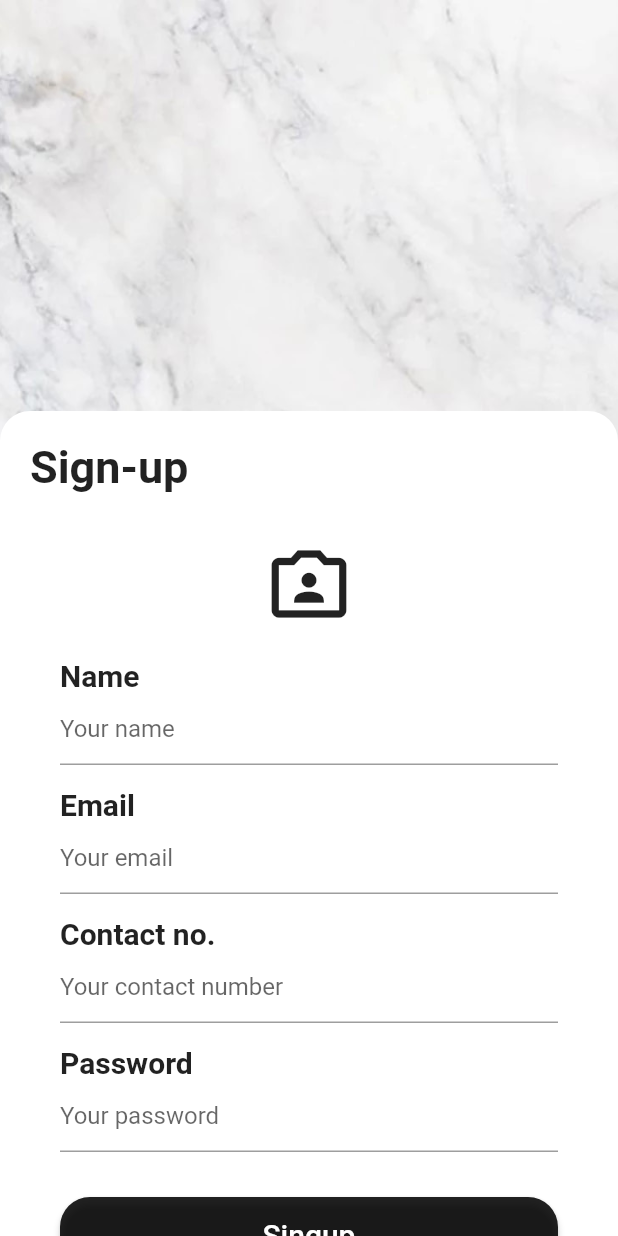
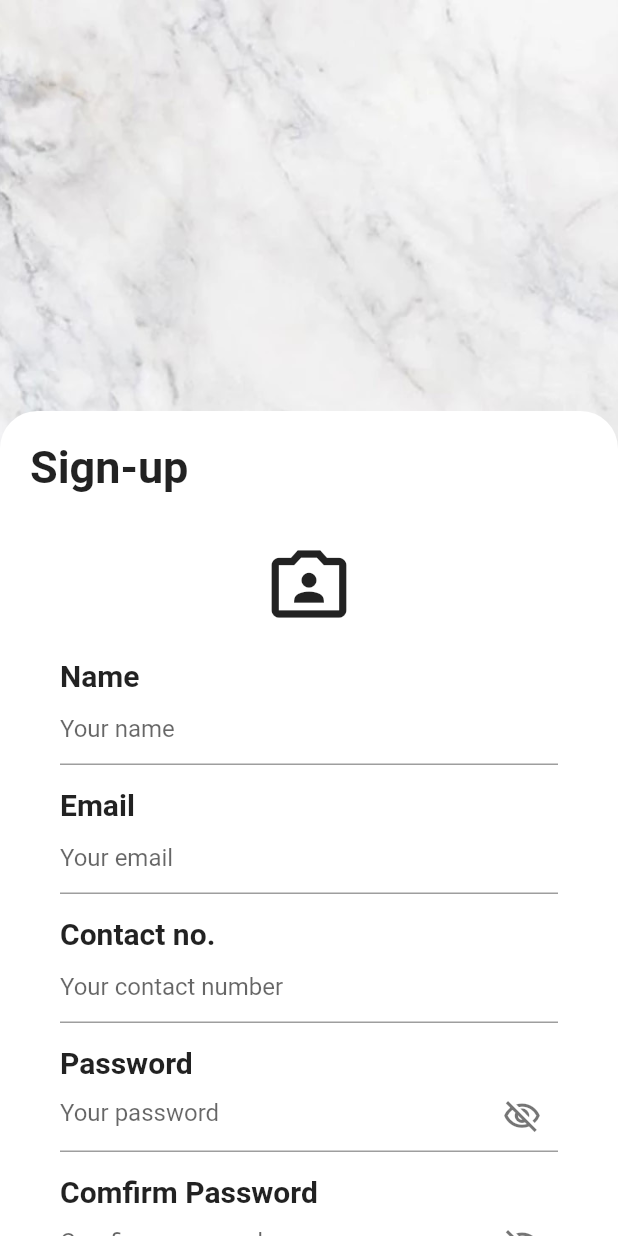
Before and after one commit to rahmat999ht/login-firebase, a Flutter app: the RegisterView screen opened by its route, on a phone screen of 412 x 824 dp. Run offline on Flutter 3.47's test engine with Material 2 defaults, Android fonts, the phone set to English and light mode, and no system bars; our stand-ins replace firebase_auth, firebase_core, get, google_fonts; accounts and stored records are empty; network calls fail; Roboto replaces fonts that are missing (Almendra).

Commit message:
first commit

```diff
--- a/lib/app/controllers/auth_controller.dart
+++ b/lib/app/controllers/auth_controller.dart
@@ -2,6 +2,8 @@ import 'dart:developer';
 
 import 'package:firebase_auth/firebase_auth.dart';
 import 'package:get/get.dart';
+
+import '../routes/app_pages.dart';
 
 class AuthController extends GetxController {
   FirebaseAuth auth = FirebaseAuth.instance;
@@ -15,6 +17,7 @@ class AuthController extends GetxController {
         email: email,
         password: pass,
       );
+      Get.offAllNamed(Routes.HOME);
     } on FirebaseAuthException catch (e) {
       if (e.code == 'user-not-found') {
         log('no user found for that email');
@@ -24,8 +27,25 @@ class AuthController extends GetxController {
     }
   }
 
-  void singup() {}
+  void singup(String email, String pass) async {
+    try {
+      // UserCredential user =
+      await auth.createUserWithEmailAndPassword(
+        email: email,
+        password: pass,
+      );
+      Get.offAllNamed(Routes.HOME);
+    } on FirebaseAuthException catch (e) {
+      if (e.code == 'email-already-in-use') {
+        log('no user found for that email');
+      } else if (e.code == 'weak-password') {
+        log('Wrong password provided for that user');
+      }
+    }
+  }
+
   void logout() async {
     await auth.signOut();
+    Get.offAllNamed(Routes.LOGIN);
   }
 }
--- a/lib/app/modules/authentication/register/controllers/register_controller.dart
+++ b/lib/app/modules/authentication/register/controllers/register_controller.dart
@@ -1,15 +1,82 @@
 // ignore_for_file: unnecessary_overrides
+
+import 'dart:developer';
 
 import 'package:flutter/material.dart';
 import 'package:get/get.dart';
 
+import '../../../../controllers/auth_controller.dart';
+
 class RegisterController extends GetxController {
-  TextEditingController name = TextEditingController();
-  TextEditingController email = TextEditingController();
-  TextEditingController contact = TextEditingController();
-  TextEditingController password = TextEditingController();
+  AuthController auth = Get.put(AuthController());
 
-  final count = 0.obs;
+  final GlobalKey<FormState> formkey = GlobalKey<FormState>();
+
+  TextEditingController nameCR = TextEditingController();
+  TextEditingController emailCR = TextEditingController();
+  TextEditingController contactCR = TextEditingController();
+  TextEditingController passwordCR = TextEditingController();
+  TextEditingController comfirmPasswordCR = TextEditingController();
+
+  var isObscureOld = true.obs;
+
+  void obscure() {
+    isObscureOld.value = !isObscureOld.value;
+  }
+
+  void btnRegis() {
+    auth.singup(emailCR.text, passwordCR.text);
+    if (formkey.currentState!.validate()) {
+      log("successful");
+      return;
+    } else {
+      log("UnSuccessfull");
+    }
+  }
+
+  String? validEmpty(String? value) {
+    if (value != null) {
+      return 'Please a enter';
+    }
+    return null;
+  }
+
+  String? validEmail(String? value) {
+    if (value!.isEmpty) {
+      return 'Please a Enter';
+    }
+    if (!RegExp("^[a-zA-Z0-9+_.-]+@[a-zA-Z0-9.-]+.[a-z]").hasMatch(value)) {
+      return 'Please a valid Email';
+    }
+    return null;
+  }
+
+  String? validPass(String? value) {
+    if (value != null) {
+      return 'Please a enter password';
+    }
+    if (value!.length > 5) {
+      return 'Pass min 6 characters';
+    }
+    log(passwordCR.text);
+    return null;
+  }
+
+  String? validComPass(String? value) {
+    if (value != null) {
+      return 'Please re-enter password';
+    }
+    if (value!.length > 5) {
+      return 'Pass min 6 characters';
+    }
+    log(passwordCR.text);
+    log(comfirmPasswordCR.text);
+    if (passwordCR.text != comfirmPasswordCR.text) {
+      return "Password does not match";
+    }
+    return null;
+  }
+
   @override
   void onInit() {
     super.onInit();
@@ -22,8 +89,11 @@ class RegisterController extends GetxController {
 
   @override
   void onClose() {
+    nameCR.dispose();
+    emailCR.dispose();
+    contactCR.dispose();
+    passwordCR.dispose();
+    comfirmPasswordCR.dispose();
     super.onClose();
   }
-
-  void increment() => count.value++;
 }
--- a/lib/app/modules/authentication/register/views/register_view.dart
+++ b/lib/app/modules/authentication/register/views/register_view.dart
@@ -1,7 +1,8 @@
+import 'dart:developer';
+
 import 'package:flutter/material.dart';
 
 import 'package:get/get.dart';
-import 'package:google_fonts/google_fonts.dart';
 import 'package:login_firebase/app/shared/widgets/stack/stack.dart';
 import '../../../../shared/widgets/button/button_primary_custom.dart';
 import '../../../../shared/widgets/form/text_field_custom.dart';
@@ -35,6 +36,8 @@ class RegisterView extends GetView<RegisterController> {
                     left: 20,
                     right: 20,
                   ),
+                  child: Form(
+                    key: controller.formkey,
                     child: Column(
                       crossAxisAlignment: CrossAxisAlignment.center,
                       children: [
@@ -47,7 +50,9 @@ class RegisterView extends GetView<RegisterController> {
                         TextFieldCustom(
                           label: 'Name',
                           hint: 'Your name',
-                        controller: controller.name,
+                          controller: controller.nameCR,
+                          keyboardType: TextInputType.text,
+                          validator: controller.validEmpty,
                         ),
                         const SizedBox(
                           height: 15,
@@ -55,7 +60,9 @@ class RegisterView extends GetView<RegisterController> {
                         TextFieldCustom(
                           label: 'Email',
                           hint: 'Your email',
-                        controller: controller.email,
+                          controller: controller.emailCR,
+                          keyboardType: TextInputType.emailAddress,
+                          validator: controller.validEmail,
                         ),
                         const SizedBox(
                           height: 15,
@@ -63,25 +70,62 @@ class RegisterView extends GetView<RegisterController> {
                         TextFieldCustom(
                           label: 'Contact no.',
                           hint: 'Your contact number',
-                        controller: controller.contact,
+                          controller: controller.contactCR,
+                          keyboardType: TextInputType.phone,
+                          validator: controller.validEmpty,
                         ),
                         const SizedBox(
                           height: 15,
                         ),
-                      TextFieldCustom(
+                        Obx(
+                          () => TextFieldCustom(
                             label: 'Password',
                             hint: 'Your password',
-                        keyboardType: const TextInputType.numberWithOptions(),
-                        controller: controller.password,
+                            keyboardType: TextInputType.visiblePassword,
+                            controller: controller.passwordCR,
+                            obscureText: controller.isObscureOld.value,
+                            icon: GestureDetector(
+                              onTap: controller.obscure,
+                              child: Icon(
+                                !controller.isObscureOld.value
+                                    ? Icons.visibility_outlined
+                                    : Icons.visibility_off_outlined,
+                                size: 26,
+                                color: Colors.black54,
+                              ),
+                            ),
+                            validator: controller.validPass,
+                          ),
+                        ),
+                        const SizedBox(
+                          height: 15,
+                        ),
+                        Obx(
+                          () => TextFieldCustom(
+                            label: 'Comfirm Password',
+                            hint: 'Comfirm password',
+                            keyboardType: TextInputType.visiblePassword,
+                            controller: controller.comfirmPasswordCR,
+                            obscureText: controller.isObscureOld.value,
+                            icon: GestureDetector(
+                              onTap: controller.obscure,
+                              child: Icon(
+                                !controller.isObscureOld.value
+                                    ? Icons.visibility_outlined
+                                    : Icons.visibility_off_outlined,
+                                size: 26,
+                                color: Colors.black54,
+                              ),
+                            ),
+                            validator: controller.validComPass,
+                          ),
                         ),
                         const SizedBox(
                           height: 30,
                         ),
                         ButtonPrimaryCustom(
                           text: 'Singup',
-                        onPressed: () {
-                          Get.back(); // signup and to login
-                        },
+                          onPressed: controller.btnRegis,
                         ),
                         const SizedBox(
                           height: 10,
@@ -97,6 +141,7 @@ class RegisterView extends GetView<RegisterController> {
                       ],
                     ),
                   ),
+                ),
               ],
             ),
           ),
--- a/lib/app/modules/authentication/register/widgets/on_camera.dart
+++ b/lib/app/modules/authentication/register/widgets/on_camera.dart
@@ -1,6 +1,8 @@
 import 'package:flutter/material.dart';
+import 'package:get/get_state_manager/get_state_manager.dart';
+import 'package:login_firebase/app/modules/authentication/register/controllers/register_controller.dart';
 
-class OnCamera extends StatelessWidget {
+class OnCamera extends GetView<RegisterController> {
   final void Function() onCamera;
   const OnCamera({
     Key? key,
--- a/lib/app/shared/widgets/form/text_field_custom.dart
+++ b/lib/app/shared/widgets/form/text_field_custom.dart
@@ -1,10 +1,10 @@
 import 'package:flutter/material.dart';
-import 'package:get/state_manager.dart';
 
 class TextFieldCustom extends StatelessWidget {
   final String label;
   final String hint;
   final TextInputType? keyboardType;
+  final String? Function(String?) validator;
   final TextEditingController controller;
   final GestureDetector? icon;
   final bool obscureText;
@@ -13,6 +13,7 @@ class TextFieldCustom extends StatelessWidget {
     required this.label,
     required this.hint,
     this.keyboardType,
+    required this.validator,
     required this.controller,
     this.icon,
     this.obscureText = false,
@@ -31,6 +32,7 @@ class TextFieldCustom extends StatelessWidget {
           obscureText: obscureText,
           controller: controller,
           keyboardType: keyboardType,
+          validator: validator,
           decoration: InputDecoration(
             hintText: hint,
             suffixIcon: icon,
--- a/lib/app/shared/widgets/stack/stack.dart
+++ b/lib/app/shared/widgets/stack/stack.dart
@@ -21,8 +21,8 @@ class StackCustom extends StatelessWidget {
         Container(
           decoration: const BoxDecoration(
             borderRadius: BorderRadius.only(
-              topLeft: Radius.circular(20),
-              topRight: Radius.circular(20),
+              topLeft: Radius.circular(25),
+              topRight: Radius.circular(25),
             ),
             color: Colors.white,
           ),
--- a/lib/main.dart
+++ b/lib/main.dart
@@ -6,8 +6,6 @@ import 'package:flutter/material.dart';
 
 import 'package:get/get.dart';
 import 'package:login_firebase/app/controllers/auth_controller.dart';
-import 'package:login_firebase/app/modules/authentication/login/views/login_view.dart';
-import 'package:login_firebase/app/modules/dasboard/home/views/home_view.dart';
 
 import 'app/routes/app_pages.dart';
 import 'app/utils/loading_view.dart';
@@ -22,7 +20,9 @@ void main() async {
 }
 
 class MyApp extends StatelessWidget {
-  AuthController auth = Get.put(AuthController(), permanent: true);
+  final AuthController auth = Get.put(AuthController(), permanent: true);
+
+  MyApp({super.key});
 
   @override
   Widget build(BuildContext context) {
@@ -35,7 +35,6 @@ class MyApp extends StatelessWidget {
             debugShowCheckedModeBanner: false,
             title: "Belajar Firebase Login",
             initialRoute: snapshot.data != null ? Routes.HOME : Routes.LOGIN,
-            // home: snapshot.data != null ? const HomeView() : const LoginView(),
             getPages: AppPages.routes,
           );
         }
```
Also changed, not shown: lib/app/modules/authentication/forgot_password/controllers/forgot_password_controller.dart (+25 -1 lines), lib/app/modules/authentication/forgot_password/views/forgot_password_view.dart (+7 -4 lines), lib/app/modules/authentication/login/controllers/login_controller.dart (+44 -1 lines), lib/app/modules/authentication/login/views/login_view.dart (+12 -12 lines). Lines whose indentation alone changed are shown as unchanged.
